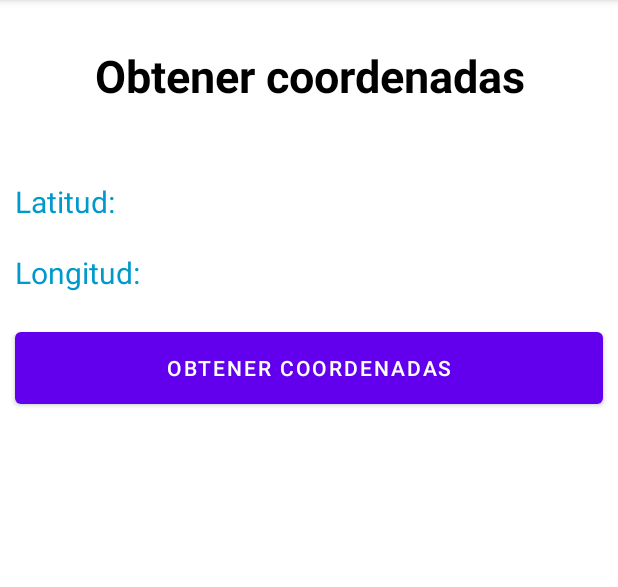
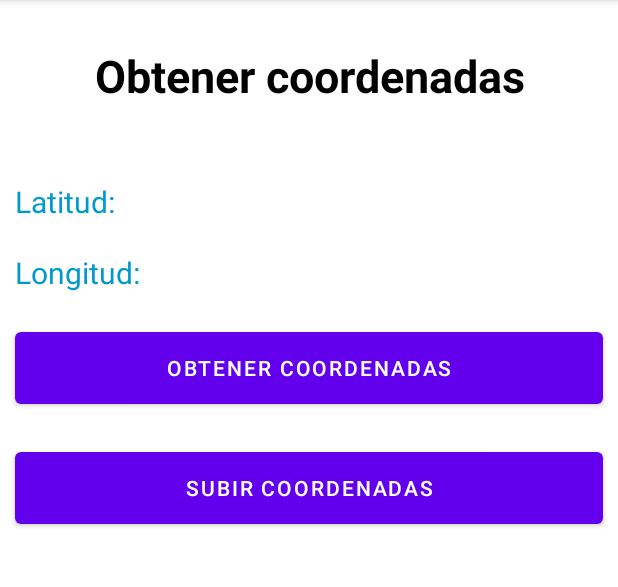
Before and after one commit to Claudiaoropezad/cedecsi_oficial, an Android app: the screen it shows after launch (MainActivity), on a phone screen of 412 x 824 dp, the part 84-671 px from its top. Run offline under Robolectric (Android 15) with nearby library versions, the phone set to English and light mode, and no system bars.

Commit message:
nuevo comith commit

```diff
--- a/app/build.gradle
+++ b/app/build.gradle
@@ -44,4 +44,9 @@ dependencies {
     // GPS
     implementation 'com.google.android.gms:play-services-location:19.0.1'
 
+    // Retrofit
+    implementation 'com.squareup.retrofit2:retrofit:2.8.1'
+    implementation 'com.google.code.gson:gson:2.8.6'
+    implementation 'com.squareup.retrofit2:converter-gson:2.8.1'
+
 }
--- a/app/src/main/java/com/android/cedecsi_2/MainActivity.kt
+++ b/app/src/main/java/com/android/cedecsi_2/MainActivity.kt
@@ -1,6 +1,7 @@
 package com.android.cedecsi_2
 
 import android.Manifest
+import android.location.Location
 import androidx.appcompat.app.AppCompatActivity
 import android.os.Bundle
 import android.widget.Button
@@ -9,6 +10,7 @@ import android.widget.Toast
 import androidx.activity.result.contract.ActivityResultContracts
 import com.android.cedecsi_2.R
 import com.android.cedecsi_2.location.GPSProvider
+import com.android.cedecsi_2.rest.RestExecute
 
 class MainActivity : AppCompatActivity() {
 
@@ -19,12 +21,16 @@ class MainActivity : AppCompatActivity() {
     private var txtLatitud: TextView? = null
     private var txtLongitud: TextView? = null
     private var btnCoordenadas: Button? = null
+    private var btnUpload: Button? = null
     private lateinit var gpsProvider: GPSProvider
+    private var location: Location? = null
+    private lateinit var restExecute: RestExecute
 
     override fun onCreate(savedInstanceState: Bundle?) {
         super.onCreate(savedInstanceState)
         setContentView(R.layout.activity_main)
         gpsProvider = GPSProvider(this)
+        restExecute = RestExecute()
         setupViews()
         setupListeners()
     }
@@ -33,6 +39,7 @@ class MainActivity : AppCompatActivity() {
         txtLatitud = findViewById(R.id.txtLatitud)
         txtLongitud = findViewById(R.id.txtLongitud)
         btnCoordenadas = findViewById(R.id.btnCoordenadas)
+        btnUpload = findViewById(R.id.btnUpload)
     }
 
     private fun setupListeners() {
@@ -40,8 +47,18 @@ class MainActivity : AppCompatActivity() {
             gpsProvider.checkPermission()
         }
         gpsProvider.onLocation = {
+            location = it
             txtLatitud?.text = "Latitud: ${it.latitude}"
             txtLongitud?.text = "Latitud: ${it.longitude}"
+        }
+        btnUpload?.setOnClickListener {
+            if (location != null) restExecute.uploadCoordinates(location!!) {
+                if (it) {
+                    Toast.makeText(this, "Envío exitoso!", Toast.LENGTH_SHORT).show()
+                } else {
+                    Toast.makeText(this, "Envío falló!", Toast.LENGTH_SHORT).show()
+                }
+            }
         }
     }
 
--- /dev/null
+++ b/app/src/main/java/com/android/cedecsi_2/rest/datasourse.kt
@@ -0,0 +1,13 @@
+package com.android.cedecsi_2.rest
+
+import retrofit2.Call
+import retrofit2.Response
+import retrofit2.http.Body
+import retrofit2.http.POST
+
+interface DataSource {
+
+    @POST("upload.php")
+    fun uploadCoordinates(@Body body: HashMap<String, Any>): Call<Boolean>
+
+}
--- /dev/null
+++ b/app/src/main/java/com/android/cedecsi_2/rest/retrofitprovider.kt
@@ -0,0 +1,36 @@
+package com.android.cedecsi_2.rest
+
+import com.google.gson.FieldNamingPolicy
+import com.google.gson.Gson
+import com.google.gson.GsonBuilder
+import okhttp3.OkHttpClient
+import retrofit2.Retrofit
+import retrofit2.converter.gson.GsonConverterFactory
+
+class RetrofitProvider {
+
+    companion object {
+
+        private const val baseUrl = "http://sunass.conceptomercado.com/sunass_rest/"
+
+        private fun provideGson(): Gson {
+            val builder = GsonBuilder().setFieldNamingPolicy(FieldNamingPolicy.IDENTITY)
+            builder.setLenient().create()
+            return builder.create()
+        }
+
+        private fun provideHttpClient(): OkHttpClient {
+            val builder = OkHttpClient.Builder()
+            return builder.build()
+        }
+
+        fun provideRetrofit(): Retrofit {
+            val builder = Retrofit.Builder().baseUrl(baseUrl)
+            builder.addConverterFactory(GsonConverterFactory.create(provideGson()))
+            builder.client(provideHttpClient())
+            return builder.build()
+        }
+
+    }
+
+}
--- a/app/src/main/res/layout/activity_main.xml
+++ b/app/src/main/res/layout/activity_main.xml
@@ -1,18 +1,16 @@
 <?xml version="1.0" encoding="utf-8"?>
-<androidx.constraintlayout.widget.ConstraintLayout xmlns:android="http://schemas.android.com/apk/res/android"
-    xmlns:app="http://schemas.android.com/apk/res-auto"
+
+<LinearLayout xmlns:android="http://schemas.android.com/apk/res/android"    xmlns:app="http://schemas.android.com/apk/res-auto"
     xmlns:tools="http://schemas.android.com/tools"
-    android:layout_width="match_parent"
-    android:layout_height="match_parent"
-    tools:context=".MainActivity">
-
-    <LinearLayout
     android:layout_width="match_parent"
     android:layout_height="match_parent"
     android:background="@color/white"
     android:orientation="vertical"
     android:paddingTop="20dp"
-        android:paddingBottom="20dp">
+    android:paddingBottom="20dp"
+    tools:context=".location.MainActivity"
+
+    >
 
     <TextView
         android:id="@+id/textView"
@@ -50,5 +48,11 @@
         android:layout_height="60dp"
         android:layout_margin="10dp"
         android:text="Obtener coordenadas" />
+
+    <Button
+        android:id="@+id/btnUpload"
+        android:layout_width="match_parent"
+        android:layout_height="60dp"
+        android:layout_margin="10dp"
+        android:text="Subir coordenadas" />
     </LinearLayout>
-</androidx.constraintlayout.widget.ConstraintLayout>
--- a/build.gradle
+++ b/build.gradle
@@ -3,6 +3,8 @@ plugins {
     id 'com.android.application' version '7.1.2' apply false
     id 'com.android.library' version '7.1.2' apply false
     id 'org.jetbrains.kotlin.android' version '1.5.30' apply false
+    id  'com.squareup.okhttp3:logging-interceptor:4.2.2'
+
 }
 
 task clean(type: Delete) {
```
Also changed, not shown: app/src/main/java/com/android/cedecsi_2/rest/restexcuse.kt (added, +38 -0 lines). Lines whose indentation alone changed are shown as unchanged.
